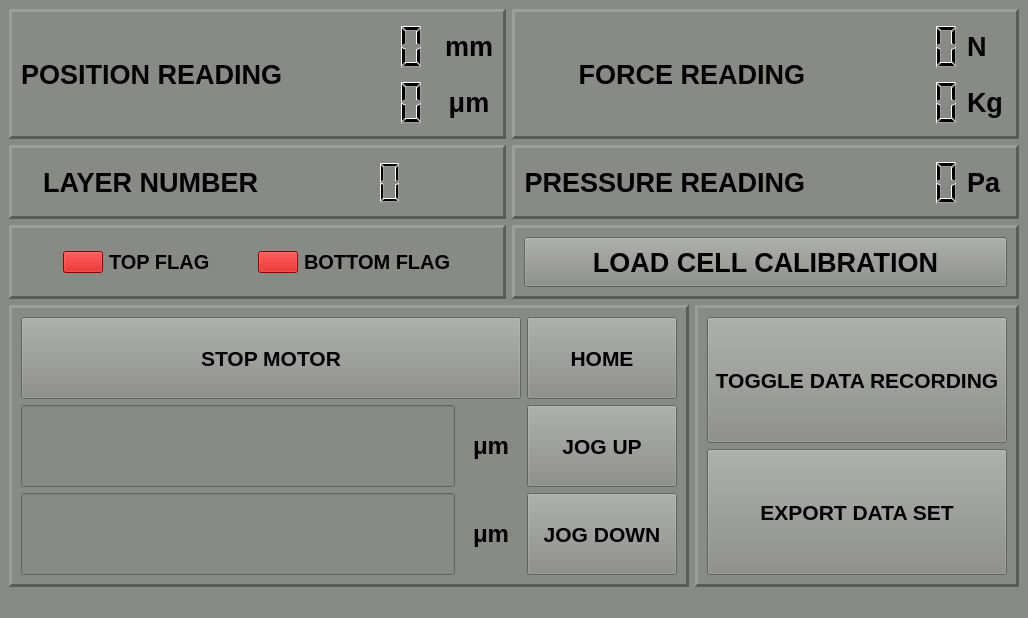
Above: newBlackBetty.ui from georgeExotic/BlackBetty_v2 before the change. Below: the same form after it.
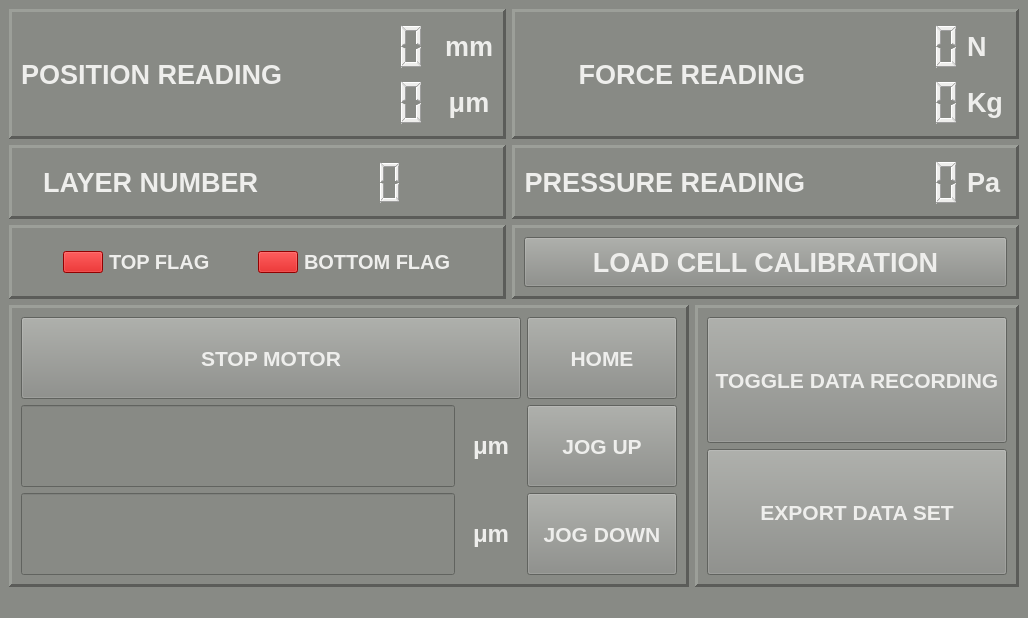
That is the form after the change.

Diff of the .ui file:
```diff
--- a/newBlackBetty.ui
+++ b/newBlackBetty.ui
@@ -26,7 +26,8 @@
    <string>MainWindow</string>
   </property>
   <property name="styleSheet">
-   <string notr="true">background-color: rgb(136, 138, 133);</string>
+   <string notr="true">background-color: rgb(136, 138, 133);
+color: rgb(238, 238, 236);</string>
   </property>
   <widget class="QWidget" name="centralwidget">
    <property name="sizePolicy">
```
